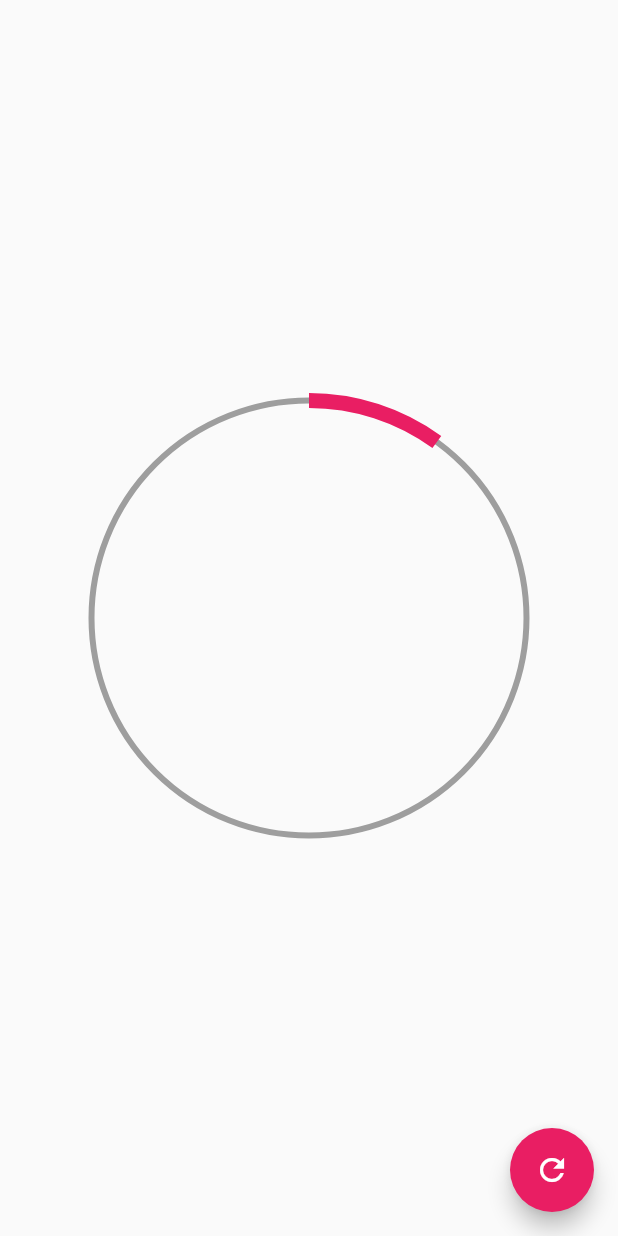
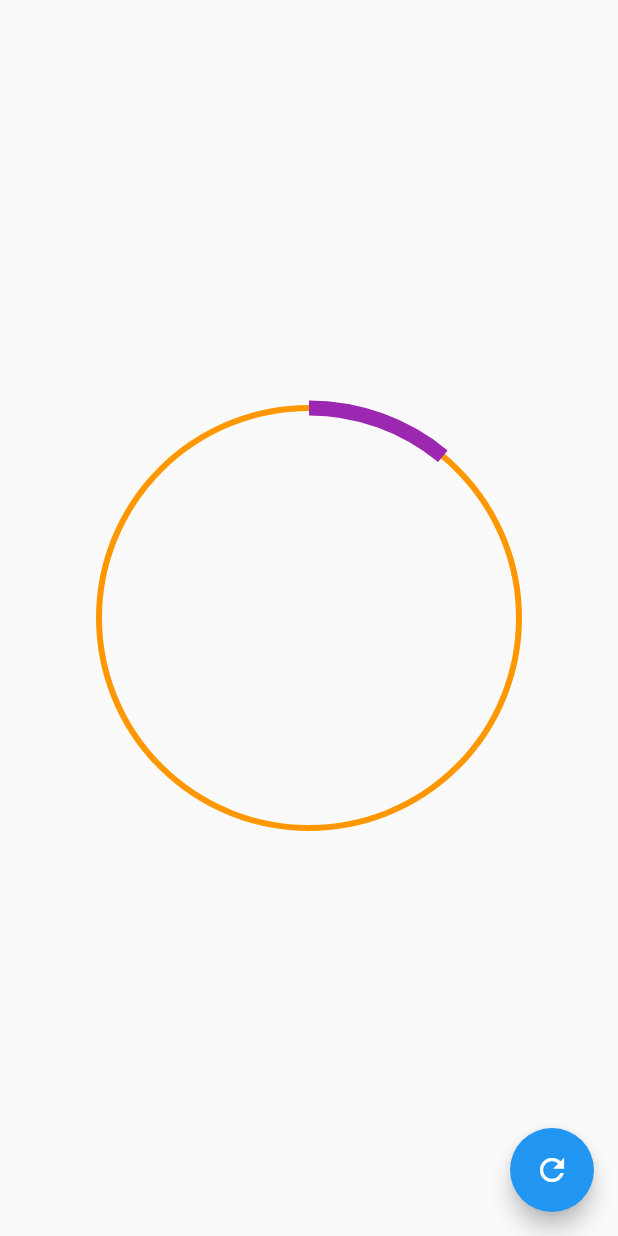
Before and after one commit to irwinet/app_flutter_custom_painter, a Flutter app: the screen it shows after launch, after a tap on the "refresh" icon, on a phone screen of 412 x 824 dp. Run offline on Flutter 3.47's test engine with Material 2 defaults, Android fonts, the phone set to English and light mode, and no system bars.

Commit message:
Add RadialProgress Widget

```diff
--- a/lib/main.dart
+++ b/lib/main.dart
@@ -1,6 +1,7 @@
 // import 'package:app_flutter_custom_painter/pages/animaciones_page.dart';
-import 'package:app_flutter_custom_painter/pages/circular_progress_page.dart';
-import 'package:app_flutter_custom_painter/retos/cuadro_animado_page.dart';
+// import 'package:app_flutter_custom_painter/labs/circular_progress_page.dart';
+import 'package:app_flutter_custom_painter/pages/graficas_circulares_page.dart';
+// import 'package:app_flutter_custom_painter/retos/cuadro_animado_page.dart';
 // import 'package:app_flutter_custom_painter/pages/headers_page.dart';
 import 'package:flutter/material.dart';
 
@@ -17,7 +18,8 @@
       // home: HeadersPage()
       // home: AnimacionesPage()
       // home: CuadradoAnimadoPage(),
-      home: CircularProgressPage(),
+      // home: CircularProgressPage(),
+      home: GraficasCircularesPage(),
     );
   }
 }
--- /dev/null
+++ b/lib/pages/graficas_circulares_page.dart
@@ -0,0 +1,47 @@
+import 'package:app_flutter_custom_painter/widgets/radial_progress.dart';
+import 'package:flutter/material.dart';
+
+class GraficasCircularesPage extends StatefulWidget {
+
+  const GraficasCircularesPage({Key? key}) : super(key: key);
+
+  @override
+  State<GraficasCircularesPage> createState() => _GraficasCircularesPageState();
+}
+
+class _GraficasCircularesPageState extends State<GraficasCircularesPage> {
+
+  double porcentaje = 0.0;
+
+  @override
+  Widget build(BuildContext context) {
+    return Scaffold(
+      floatingActionButton: FloatingActionButton(
+        child: Icon(Icons.refresh),
+        onPressed: () {
+          setState(() {
+            porcentaje+=10;
+            if(porcentaje>100){
+              porcentaje=0;
+            }
+          });
+        },
+      ),
+      body: Center(
+         child: Container(
+          width: 300,
+          height: 300,
+          // color: Colors.red,
+          // child: Text('${porcentaje} %', style: TextStyle(fontSize: 50.0),),
+          child: RadialProgress(
+            porcentaje: porcentaje,
+            colorPrimario: Colors.purple,
+            colorSecundario: Colors.orange,
+            grosorPrimario: 10,
+            grosorSecundario: 4,
+          ),
+         ),
+      ),
+    );
+  }
+}
--- /dev/null
+++ b/lib/widgets/radial_progress.dart
@@ -0,0 +1,127 @@
+import 'dart:math';
+
+import 'package:flutter/material.dart';
+
+class RadialProgress extends StatefulWidget {
+
+  final porcentaje;
+  final Color colorPrimario;
+  final Color colorSecundario;
+  final double grosorPrimario;
+  final double grosorSecundario;
+
+  const RadialProgress({
+    @required this.porcentaje,
+    this.colorPrimario = Colors.blue,
+    this.colorSecundario = Colors.grey,
+    this.grosorPrimario = 10,
+    this.grosorSecundario = 4,
+  });
+
+  @override
+  State<RadialProgress> createState() => _RadialProgressState();
+}
+
+class _RadialProgressState extends State<RadialProgress> with SingleTickerProviderStateMixin {
+
+  late AnimationController controller;
+  late double porcentajeAnterior;
+
+  @override
+  void initState() {
+    // TODO: implement initState
+    porcentajeAnterior = widget.porcentaje;
+    controller = new AnimationController(vsync: this, duration: Duration(milliseconds: 200));
+
+    super.initState();
+  }
+
+  @override
+  void dispose() {
+    // TODO: implement dispose
+    controller.dispose();
+    super.dispose();
+  }
+
+  @override
+  Widget build(BuildContext context) {
+
+    controller.forward(from: 0.0);
+
+    final diferenciaAnimar = widget.porcentaje - porcentajeAnterior;
+    porcentajeAnterior = widget.porcentaje;
+
+    return AnimatedBuilder(
+      animation: controller,
+      builder: (context, child) {
+        return Container(
+          padding: EdgeInsets.all(10),
+          width: double.infinity,
+          height: double.infinity,
+          child: CustomPaint(
+            painter: _MiRadialProgress(
+              (widget.porcentaje - diferenciaAnimar)+(diferenciaAnimar+controller.value),
+              widget.colorPrimario,
+              widget.colorSecundario,
+              widget.grosorPrimario,
+              widget.grosorSecundario,
+            ),
+          ),
+        );
+      },
+    );
+  }
+}
+
+class _MiRadialProgress extends CustomPainter {
+
+  final porcentaje;
+  final Color colorPrimario;
+  final Color colorSecundario;
+  final double grosorSecundario;
+  final double grosorPrimario;
+
+  _MiRadialProgress(
+    this.porcentaje,
+    this.colorPrimario,
+    this.colorSecundario,
+    this.grosorPrimario,
+    this.grosorSecundario,
+  );
+
+  @override
+  void paint(Canvas canvas, Size size) {
+
+
+    // TODO: Circulo Completado
+    final paint = new Paint()
+      ..strokeWidth = grosorSecundario // 10
+      ..color       = colorSecundario
+      ..style       = PaintingStyle.stroke;
+
+    Offset center = new Offset(size.width * 0.5, size.height/2);
+    double radio = min(size.width*0.5, size.height*0.5);
+    canvas.drawCircle(center, radio, paint);
+
+    // TODO Arco
+    final paintArco = new Paint()
+      ..strokeWidth = grosorPrimario
+      ..color       = colorPrimario
+      ..style       = PaintingStyle.stroke;
+
+    double arcAngle = 2 * pi * (porcentaje / 100);
+    canvas.drawArc(
+      Rect.fromCircle(center: center, radius: radio),
+      -pi/2,
+      arcAngle,
+      false,
+      paintArco);
+  }
+
+  @override
+  bool shouldRepaint(covariant CustomPainter oldDelegate) {
+    // TODO: implement shouldRepaint
+    return true;
+  }
+
+}
```
Also changed, not shown: lib/labs/circular_progress_page.dart (renamed from lib/pages/circular_progress_page.dart).
